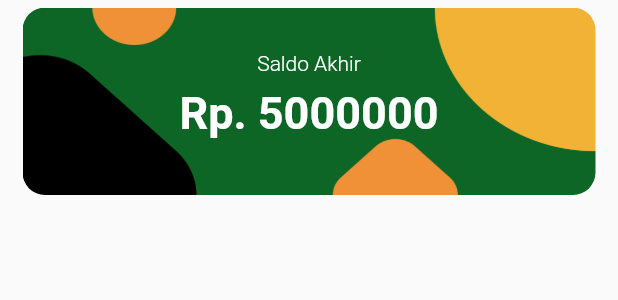
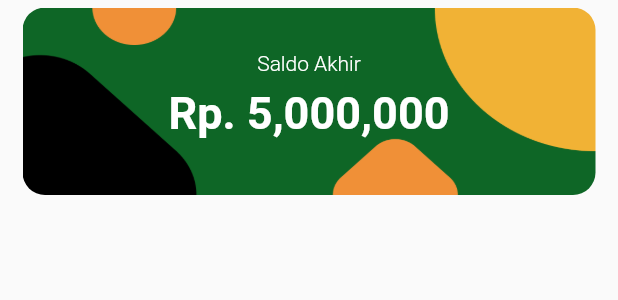
Before and after one commit to luthfiajiw/bankboo, a Flutter app: the EndingBalance widget shown alone on an empty page, opened directly, on a phone screen of 412 x 824 dp. Shown: the top 300 px of the screen. Run offline on Flutter 3.47's test engine with Material 2 defaults, Android fonts, the phone set to English and light mode, and no system bars; our stand-ins replace dio, flushbar, flutter_spinkit, shared_preferences; missing offline and left inert: flutter_stetho; accounts and stored records are empty; generated files the repository leaves out were written again.

Commit message:
number extension

```diff
--- a/lib/pages/dashboard/local_widgets/ending_balance.dart
+++ b/lib/pages/dashboard/local_widgets/ending_balance.dart
@@ -1,4 +1,5 @@
 import 'package:flutter/material.dart';
+import 'package:bankboo/utils/number_extension.dart';
 
 class EndingBalance extends StatelessWidget {
   final int balance;
@@ -25,7 +26,7 @@ class EndingBalance extends StatelessWidget {
             Text('Saldo Akhir', style: TextStyle(color: Colors.white, fontSize: 14, fontWeight: FontWeight.w300),),
             Padding(
               padding: const EdgeInsets.symmetric(vertical: 8.0),
-              child: Text('Rp. ${balance}', style: TextStyle(color: Colors.white, fontSize: 30, fontWeight: FontWeight.w600),),
+              child: Text('Rp. ${balance.numberFormat()}', style: TextStyle(color: Colors.white, fontSize: 30, fontWeight: FontWeight.w600),),
             ),
           ],
         ),
--- a/lib/pages/dashboard/local_widgets/saving_book_tile.dart
+++ b/lib/pages/dashboard/local_widgets/saving_book_tile.dart
@@ -1,5 +1,6 @@
 import 'package:bankboo/shared/palette.dart';
 import 'package:flutter/material.dart';
+import 'package:bankboo/utils/number_extension.dart';
 
 class SavingBookTile extends StatelessWidget {
   final IconData icon;
@@ -29,8 +30,7 @@ class SavingBookTile extends StatelessWidget {
             children: <Widget>[
               Text(title, style: TextStyle(color: Palette.textBlack, fontSize: fontSize, fontWeight: FontWeight.w500),),
               SizedBox(height: 5),
-              Text("Rp. $balance"),
-
+              Text("Rp. ${balance.numberFormat()}"),
             ],
           ),
 
--- a/lib/shared/widgets/custom_filled_button.dart
+++ b/lib/shared/widgets/custom_filled_button.dart
@@ -39,7 +39,7 @@ class CustomFilledButton extends StatelessWidget {
         ? SizedBox(
           child: SpinKitThreeBounce(
             color: color,
-            size: 15.0,
+            size: 12.0,
           ),
           width: 25.0,
           height: 25.0
--- /dev/null
+++ b/lib/utils/number_extension.dart
@@ -0,0 +1,7 @@
+import 'package:intl/intl.dart';
+
+extension IntExtension on int {
+  String numberFormat() {
+    return NumberFormat("#,##0", "en_US").format(this);
+  }
+}
--- a/lib/utils/string_extension.dart
+++ b/lib/utils/string_extension.dart
@@ -1,3 +1,5 @@
+import 'package:intl/intl.dart';
+
 extension StringExtension on String {
   String capitalize() {
     return '${this[0].toUpperCase()}${this.substring(1)}';
```
